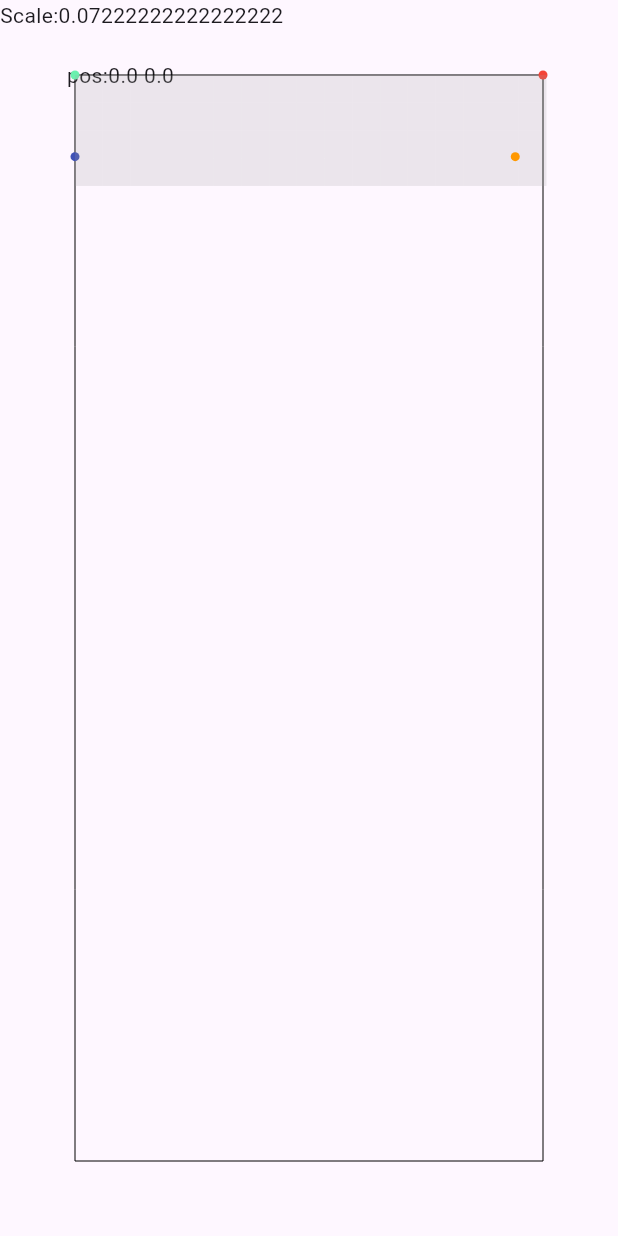
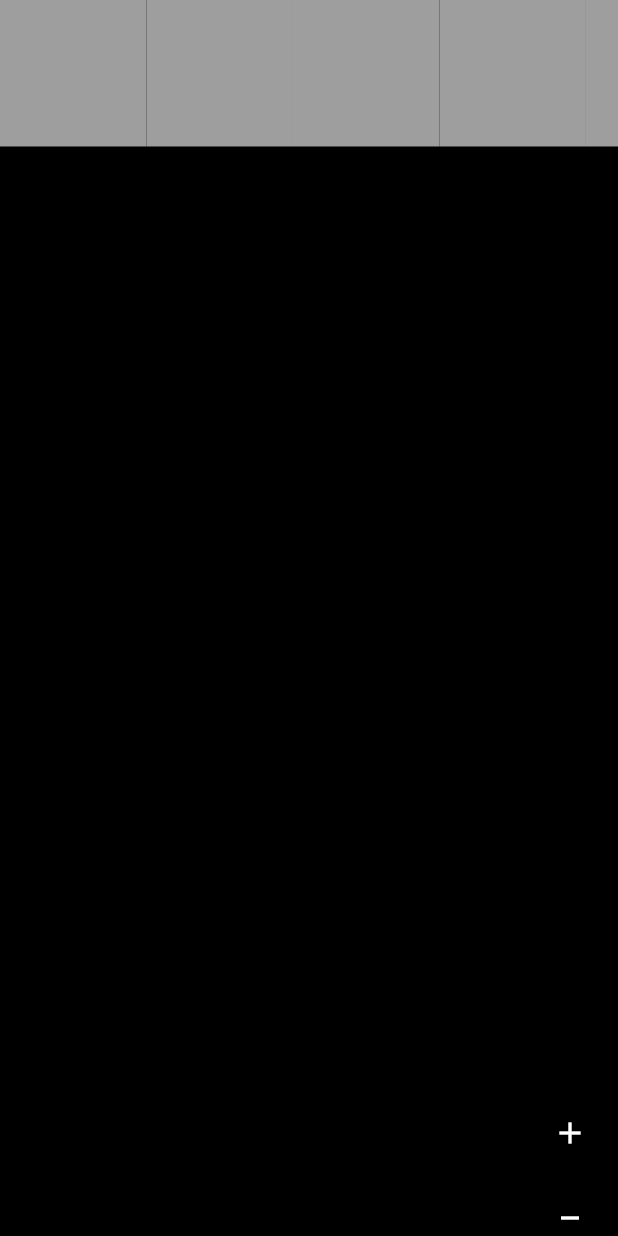
Before and after one commit to FISohan/embiggen_your_eyes, a Flutter app: the screen it shows after launch, on a phone screen of 412 x 824 dp. Run offline on Flutter 3.47's test engine with Material 3 defaults, Android fonts, the phone set to English and light mode, and no system bars; network calls fail.

Commit message:
implement zoom in/out ui

```diff
--- a/lib/main.dart
+++ b/lib/main.dart
@@ -5,7 +5,7 @@ import 'package:flutter/material.dart';
 
 void main() => runApp(MaterialApp(home: MyApp()));
 
-double tileSize = 256;
+double tileSize = 256.0;
 
 final Map<int, Size> resolutionTable = {
   1: Size(1080, 253),
@@ -16,6 +16,44 @@ final Map<int, Size> resolutionTable = {
   6: Size(34560, 8082),
   7: Size(42208, 9870),
 };
+
+({int startX, int startY, int endX, int endY}) calculateTileBounds({
+  required double scale,
+  required Offset initialPos,
+  required Offset viewportOffset,
+  required int zoomLevel,
+  required Size viewPortSize,
+  required Offset relativePos,
+}) {
+  double scaledTileSize = tileSize * scale;
+
+  double distantX = ((initialPos.dx - viewportOffset.dx)).abs();
+  double distantY = ((initialPos.dy - viewportOffset.dy)).abs();
+
+  int totalTileY = (resolutionTable[zoomLevel]!.height / tileSize).ceil();
+  int totalTileX = (resolutionTable[zoomLevel]!.width / tileSize).ceil();
+
+  Offset imgEndingPoint = Offset(
+    (scaledTileSize * totalTileX) + initialPos.dx - scaledTileSize,
+    (scaledTileSize * totalTileY) + initialPos.dy - scaledTileSize,
+  );
+  double endDistantX =
+      (viewPortSize.width + viewportOffset.dx) - imgEndingPoint.dx;
+  double endDistantY =
+      imgEndingPoint.dy - (viewPortSize.height + viewportOffset.dy);
+
+  int startX = relativePos.dx < 0 ? (distantX / scaledTileSize).floor() : 0;
+  int startY = relativePos.dy < 0 ? (distantY / scaledTileSize).floor() : 0;
+
+  int endX = imgEndingPoint.dx > viewPortSize.width + viewportOffset.dx
+      ? (endDistantX.abs() / scaledTileSize).ceil()
+      : 0;
+  int endY = imgEndingPoint.dy > viewPortSize.height + viewportOffset.dy
+      ? (endDistantY.abs() / scaledTileSize).ceil()
+      : 0;
+
+  return (startX: startX, startY: startY, endX: endX, endY: endY);
+}
 
 class MyApp extends StatefulWidget {
   MyApp({super.key});
@@ -34,7 +72,7 @@ class MyApp extends StatefulWidget {
   int endX = 0;
   int startY = 0;
   int endY = 0;
-  int currentZoomLevel = 3;
+  int currentZoomLevel = 1;
 
   Map<int, List<List<ui.Image?>>>? image = {}; // zoom_level > [img_x][img_y]
 
@@ -59,6 +97,16 @@ class _MyAppState extends State<MyApp> {
   Future<void> _loadInitialTiles(int maxX, int maxY) async {
     await _loadTiles(0, maxX, 0, maxY, zoomLevel: widget.currentZoomLevel);
     if (mounted) setState(() {});
+  }
+
+  Size _getCurrentResolution() {
+    int maxX = (resolutionTable[widget.currentZoomLevel]!.width / tileSize)
+        .ceil();
+    int maxY = (resolutionTable[widget.currentZoomLevel]!.height / tileSize)
+        .ceil();
+    double currentScale = tileSize * widget.scale;
+
+    return Size(maxX.toDouble() * currentScale, maxY.toDouble() * currentScale);
   }
 
   Future<void> _loadTiles(
@@ -86,13 +134,27 @@ class _MyAppState extends State<MyApp> {
     }
   }
 
+  void _zoomIn() {
+    setState(() {
+      widget.scale *= widget.scaleFactor;
+      widget.currentResolution = _getCurrentResolution();
+    });
+  }
+
+  void _zoomOut() {
+    setState(() {
+      widget.scale /= widget.scaleFactor;
+      widget.currentResolution = _getCurrentResolution();
+    });
+  }
+
   @override
   void didChangeDependencies() {
     super.didChangeDependencies();
     widget.screenSize = MediaQuery.of(context).size;
     widget.viewPortSize = Size(
-      widget.screenSize.width - 100,
-      widget.screenSize.height - 100,
+      widget.screenSize.width,
+      widget.screenSize.height,
     );
     // Initial scale to fit viewport
     double scaleX =
@@ -106,21 +168,21 @@ class _MyAppState extends State<MyApp> {
       (widget.screenSize.width / 2) - (widget.viewPortSize.width / 2),
       (widget.screenSize.height / 2) - (widget.viewPortSize.height / 2),
     );
+
     widget.initialPos = widget.viewportOffset;
-
+    widget.currentResolution = _getCurrentResolution();
     widget.relativePos = widget.initialPos - widget.viewportOffset;
   }
 
   @override
   Widget build(BuildContext context) {
     return Scaffold(
+      backgroundColor: Colors.black,
       body:
           widget.image == null || widget.image![widget.currentZoomLevel] == null
           ? Center(child: CircularProgressIndicator())
           : Stack(
               children: [
-                Text('''Scale:${widget.scale} \n
-            pos:${widget.relativePos.dx} ${widget.relativePos.dy}'''),
                 SizedBox(
                   width: widget.viewPortSize.width,
                   height: widget.viewPortSize.height,
@@ -128,6 +190,7 @@ class _MyAppState extends State<MyApp> {
                     onTap: () {
                       setState(() {
                         widget.scale *= widget.scaleFactor;
+                        widget.currentResolution = _getCurrentResolution();
                       });
                     },
                     onPanUpdate: (DragUpdateDetails drag) {
@@ -147,6 +210,33 @@ class _MyAppState extends State<MyApp> {
                         relativePos: widget.relativePos,
                         viewportOffset: widget.viewportOffset,
                         zoomLevel: widget.currentZoomLevel,
+                      ),
+                    ),
+                  ),
+                ),
+                //// Controll Panel
+                Padding(
+                  padding: const EdgeInsets.all(8.0),
+                  child: Align(
+                    alignment: Alignment.bottomRight,
+                    child: Container(
+                      height: 85,
+                      decoration: BoxDecoration(
+                        color: Colors.black45,
+                        borderRadius: BorderRadius.circular(5),
+                      ),
+                      child: Column(
+                        spacing: 1,
+                        children: [
+                          IconButton(
+                            onPressed: _zoomIn,
+                            icon: Icon(Icons.add, color: Colors.white),
+                          ),
+                          IconButton(
+                            onPressed: _zoomOut,
+                            icon: Icon(Icons.minimize, color: Colors.white),
+                          ),
+                        ],
                       ),
                     ),
                   ),
@@ -192,60 +282,30 @@ class Painter extends CustomPainter {
   }
 
   _drawTiles(Canvas canvas) {
+    final bounds = calculateTileBounds(
+      scale: scale,
+      initialPos: initialPos,
+      viewportOffset: viewportOffset,
+      zoomLevel: zoomLevel,
+      viewPortSize: viewPortSize,
+      relativePos: relativePos,
+    );
+    final startX = bounds.startX;
+    final startY = bounds.startY;
+    final endX = bounds.endX;
+    final endY = bounds.endY;
+
     if (images != null && images!.isNotEmpty) {
-      double scaledTileSize = tileSize * scale;
-
-      double distantX = ((initialPos.dx - viewportOffset.dx)).abs();
-      double distantY = ((initialPos.dy - viewportOffset.dy)).abs();
-
-      int startX = relativePos.dx < 0 ? (distantX / scaledTileSize).floor() : 0;
-      int startY = relativePos.dy < 0 ? (distantY / scaledTileSize).floor() : 0;
-      double totalTileY = (resolutionTable[zoomLevel]!.height / tileSize);
-      double totalTileX = (resolutionTable[zoomLevel]!.width / tileSize);
-
-      Offset imgEndingPoint = Offset(
-        (scaledTileSize * totalTileX) + initialPos.dx - scaledTileSize,
-        (scaledTileSize * totalTileY) + initialPos.dy - scaledTileSize,
-      );
-
-      double endDistantX =
-          (viewPortSize.width + viewportOffset.dx) - imgEndingPoint.dx;
-      double endDistantY =
-          imgEndingPoint.dy - (viewPortSize.height + viewportOffset.dy);
-
-      _debugPoint(
-        canvas,
-        Offset(viewPortSize.width + viewportOffset.dx, viewportOffset.dy),
-        Colors.red,
-      );
-      _debugPoint(canvas, initialPos, Colors.greenAccent);
-      _debugPoint(
-        canvas,
-        initialPos + Offset(0, (scaledTileSize * totalTileY) - scaledTileSize),
-        Colors.indigo,
-      );
-
-      int endX = imgEndingPoint.dx > viewPortSize.width + viewportOffset.dx
-          ? (endDistantX.abs() / scaledTileSize).ceil()
-          : 0;
-
-      int endY = imgEndingPoint.dy > viewPortSize.height + viewportOffset.dy
-          ? (endDistantY.abs() / scaledTileSize).ceil()
-          : 0;
-
-      print("sratt $startY");
-      print("end $endY");
-
       for (int y = startY; y < images!.length - endY; y++) {
         for (int x = startX; x < images![y].length - endX; x++) {
           final tile = images![y][x];
           if (tile != null) {
-            _drawImage(
-              canvas,
-              tile,
-              Offset(x * tileSize.toDouble(), y * tileSize.toDouble()),
-              Size(tile.width * scale, tile.height * scale),
-            );
+            final left = ((x.toDouble() * tileSize * scale)).ceilToDouble();
+            final top = ((y.toDouble() * tileSize * scale)).ceilToDouble();
+            final width = (tile.width.toDouble() * scale).ceilToDouble();
+            final height = (tile.height.toDouble() * scale).ceilToDouble();
+
+            _drawImage(canvas, tile, Offset(left, top), Size(width, height));
           } else {
             canvas.drawRect(
               Rect.fromLTWH(
@@ -254,12 +314,11 @@ class Painter extends CustomPainter {
                 tileSize * scale,
                 tileSize * scale,
               ),
-              Paint()..color = Colors.grey.withOpacity(0.2),
+              Paint()..color = Colors.grey,
             );
           }
         }
       }
-      _debugPoint(canvas, imgEndingPoint, Colors.orange);
     } else {
       _debugPoint(canvas, Offset(20, 10), Colors.greenAccent);
     }
@@ -273,18 +332,23 @@ class Painter extends CustomPainter {
       image.height.toDouble(),
     );
     final dst = Rect.fromLTWH(
-      offset.dx * scale + initialPos.dx,
-      offset.dy * scale + initialPos.dy,
+      offset.dx + initialPos.dx,
+      offset.dy + initialPos.dy,
       size.width,
       size.height,
     );
-    canvas.drawImageRect(image, src, dst, Paint());
-    canvas.drawRect(
+    canvas.drawImageRect(
+      image,
+      src,
       dst,
-      Paint()
-        ..style = PaintingStyle.stroke
-        ..color = Colors.red,
+      Paint()..filterQuality = FilterQuality.high,
     );
+    // canvas.drawRect(
+    //   dst,
+    //   Paint()
+    //     ..style = PaintingStyle.stroke
+    //     ..color = Colors.red,
+    // );
   }
 
   _drawViewPort(Canvas canvas) {
```
